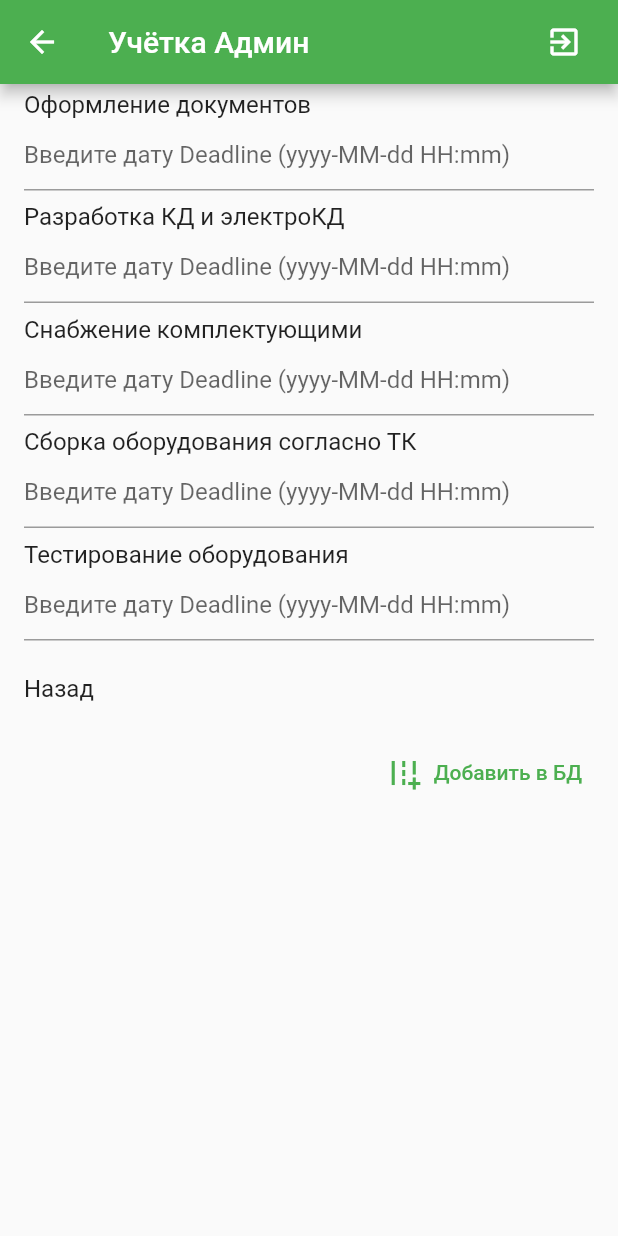
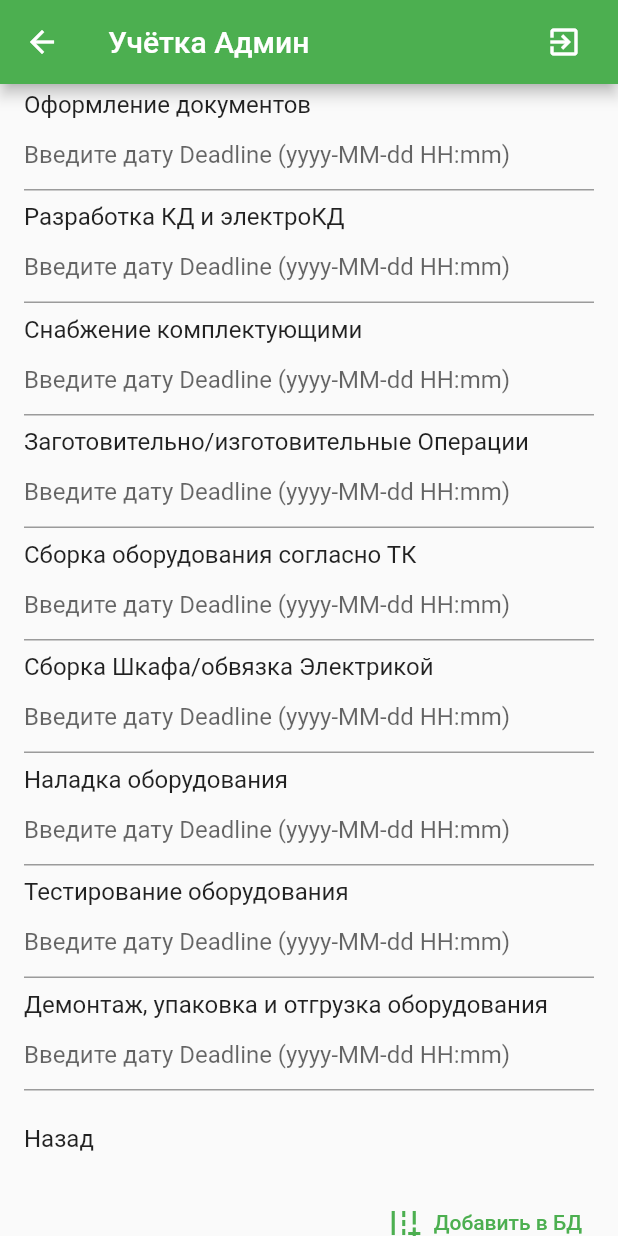
Before and after one commit to Lightbpk/worktracker, a Flutter app: the AdminPage screen opened directly, after a tap on "Установить дэдлайны", on a phone screen of 412 x 824 dp. Run offline on Flutter 3.47's test engine with Material 2 defaults, Android fonts, the light colour scheme and no system bars; drawn by our look-alikes of datetime_picker_formfield; our stand-ins replace firebase_auth, firebase_core, firebase_database, fluttertoast; accounts and stored records are empty.

Commit message:
modif_done

```diff
--- a/lib/Pages/admin-page.dart
+++ b/lib/Pages/admin-page.dart
@@ -23,8 +23,12 @@ class _AdminPageState extends State<AdminPage> {
     new BuildNode("Оформление документов"),
     new BuildNode("Разработка КД и электроКД "),
     new BuildNode("Снабжение комплектующими"),
+    new BuildNode("Заготовительно/изготовительные Операции"),
     new BuildNode("Сборка оборудования согласно ТК"),
+    new BuildNode("Сборка Шкафа/обвязка Электрикой"),
+    new BuildNode("Наладка оборудования"),
     new BuildNode("Тестирование оборудования"),
+    new BuildNode("Демонтаж, упаковка и отгрузка оборудования"),
   ];
 
 
--- a/lib/services/firebaseConnector.dart
+++ b/lib/services/firebaseConnector.dart
@@ -88,11 +88,7 @@ class DataBaseConnector {
       string += node.nodeName+":"+node.field.dateTimeValue.toString()+",";
     });
     db.child("work-process").child(id).child("nodes").set({
-      nodeList[0].nodeName :nodeList[0].field.dateTimeValue.toString(),
-      nodeList[1].nodeName :nodeList[1].field.dateTimeValue.toString(),
-      nodeList[2].nodeName :nodeList[2].field.dateTimeValue.toString(),
-      nodeList[3].nodeName :nodeList[3].field.dateTimeValue.toString(),
-      nodeList[4].nodeName :nodeList[4].field.dateTimeValue.toString(),
+
     });
   }
 }
```
